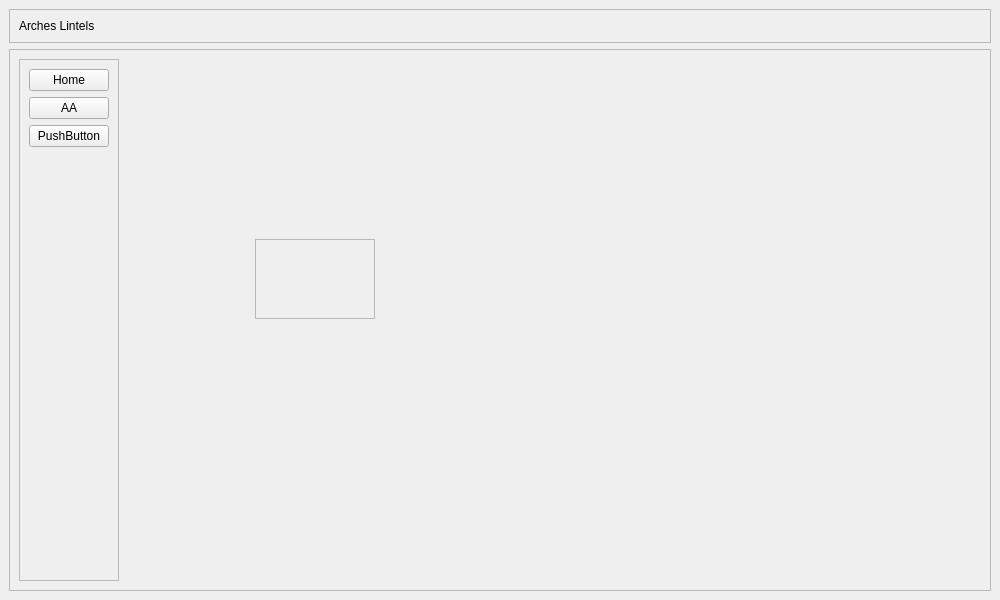
This is arches_lintels/ui/ui_mainwindow.ui in k-int/arches-lintels as Qt 5 draws it before an edit. The edited form follows.
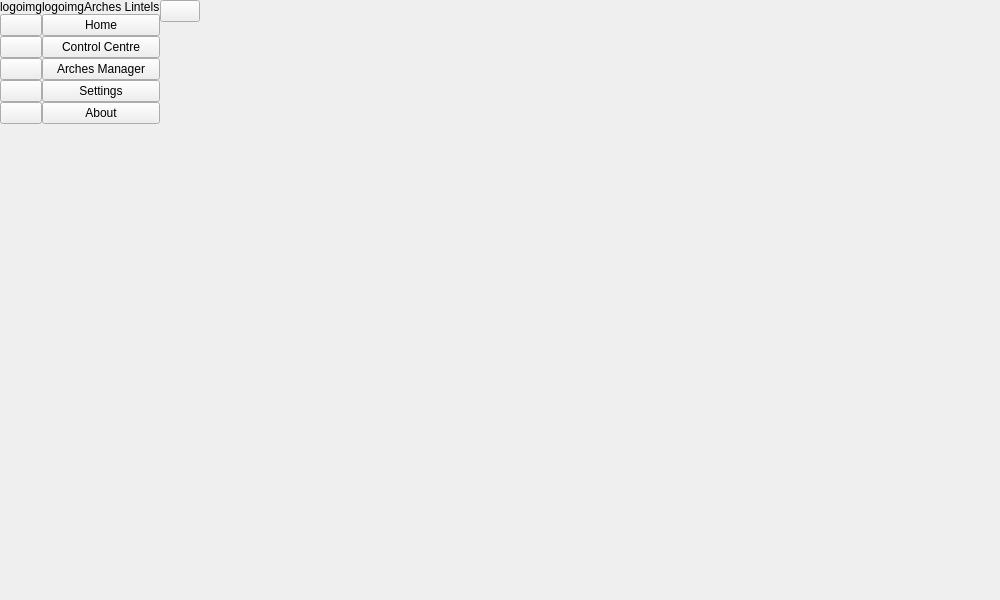
This is the edited form. Icons and pictures are not drawn.

The edit to the form file:
```diff
--- a/arches_lintels/ui/ui_mainwindow.ui
+++ b/arches_lintels/ui/ui_mainwindow.ui
@@ -17,74 +17,331 @@
    <string>Arches Lintels</string>
   </property>
   <widget class="QWidget" name="centralwidget">
-   <layout class="QVBoxLayout" name="verticalLayout_2">
-    <item>
-     <widget class="QFrame" name="mainHeader">
-      <property name="frameShape">
-       <enum>QFrame::Shape::StyledPanel</enum>
-      </property>
-      <property name="frameShadow">
-       <enum>QFrame::Shadow::Plain</enum>
-      </property>
-      <layout class="QHBoxLayout" name="horizontalLayout_2">
+   <layout class="QGridLayout" name="gridLayout">
+    <property name="leftMargin">
+     <number>0</number>
+    </property>
+    <property name="topMargin">
+     <number>0</number>
+    </property>
+    <property name="rightMargin">
+     <number>0</number>
+    </property>
+    <property name="bottomMargin">
+     <number>0</number>
+    </property>
+    <property name="spacing">
+     <number>0</number>
+    </property>
+    <item row="0" column="0">
+     <widget class="QWidget" name="iconOnlyMenu" native="true">
+      <layout class="QVBoxLayout" name="verticalLayout_3">
+       <property name="spacing">
+        <number>0</number>
+       </property>
+       <property name="leftMargin">
+        <number>0</number>
+       </property>
+       <property name="topMargin">
+        <number>0</number>
+       </property>
+       <property name="rightMargin">
+        <number>0</number>
+       </property>
+       <property name="bottomMargin">
+        <number>0</number>
+       </property>
        <item>
-        <widget class="QLabel" name="label">
-         <property name="text">
-          <string>Arches Lintels</string>
+        <layout class="QHBoxLayout" name="horizontalLayout_2">
+         <item>
+          <widget class="QLabel" name="logoIconOnly">
+           <property name="text">
+            <string>logoimg</string>
+           </property>
+           <property name="alignment">
+            <set>Qt::AlignmentFlag::AlignCenter</set>
+           </property>
+          </widget>
+         </item>
+        </layout>
+       </item>
+       <item>
+        <layout class="QVBoxLayout" name="verticalLayout">
+         <property name="spacing">
+          <number>0</number>
          </property>
-        </widget>
+         <item>
+          <widget class="QPushButton" name="homeButtonIconOnly">
+           <property name="text">
+            <string/>
+           </property>
+           <property name="icon">
+            <iconset resource="../resource.qrc">
+             <normaloff>:/img/img/icons/fa-archway-solid.svg</normaloff>:/img/img/icons/fa-archway-solid.svg</iconset>
+           </property>
+          </widget>
+         </item>
+         <item>
+          <widget class="QPushButton" name="controlCentreIconOnly">
+           <property name="text">
+            <string/>
+           </property>
+           <property name="icon">
+            <iconset resource="../resource.qrc">
+             <normaloff>:/img/img/icons/fa-bars-progress-solid.svg</normaloff>:/img/img/icons/fa-bars-progress-solid.svg</iconset>
+           </property>
+          </widget>
+         </item>
+         <item>
+          <widget class="QPushButton" name="archesCentreIconOnly">
+           <property name="text">
+            <string/>
+           </property>
+           <property name="icon">
+            <iconset resource="../resource.qrc">
+             <normaloff>:/img/img/Arches_icon_black.svg</normaloff>:/img/img/Arches_icon_black.svg</iconset>
+           </property>
+          </widget>
+         </item>
+         <item>
+          <widget class="QPushButton" name="settingsIconOnly">
+           <property name="text">
+            <string/>
+           </property>
+           <property name="icon">
+            <iconset resource="../resource.qrc">
+             <normaloff>:/img/img/icons/fa-gear-solid.svg</normaloff>:/img/img/icons/fa-gear-solid.svg</iconset>
+           </property>
+          </widget>
+         </item>
+         <item>
+          <widget class="QPushButton" name="aboutIconOnly">
+           <property name="text">
+            <string/>
+           </property>
+           <property name="icon">
+            <iconset resource="../resource.qrc">
+             <normaloff>:/img/img/icons/facircle-question-regular.svg</normaloff>:/img/img/icons/facircle-question-regular.svg</iconset>
+           </property>
+          </widget>
+         </item>
+        </layout>
        </item>
+       <item>
+        <spacer name="verticalSpacer">
+         <property name="orientation">
+          <enum>Qt::Orientation::Vertical</enum>
+         </property>
+         <property name="sizeHint" stdset="0">
+          <size>
+           <width>20</width>
+           <height>438</height>
+          </size>
+         </property>
+        </spacer>
+       </item>
       </layout>
      </widget>
     </item>
-    <item>
-     <widget class="QFrame" name="mainContent">
-      <property name="frameShape">
-       <enum>QFrame::Shape::StyledPanel</enum>
-      </property>
-      <property name="frameShadow">
-       <enum>QFrame::Shadow::Raised</enum>
-      </property>
-      <layout class="QHBoxLayout" name="horizontalLayout">
+    <item row="0" column="1">
+     <widget class="QWidget" name="fulMenu" native="true">
+      <layout class="QVBoxLayout" name="verticalLayout_4">
+       <property name="spacing">
+        <number>0</number>
+       </property>
+       <property name="leftMargin">
+        <number>0</number>
+       </property>
+       <property name="topMargin">
+        <number>0</number>
+       </property>
+       <property name="rightMargin">
+        <number>0</number>
+       </property>
+       <property name="bottomMargin">
+        <number>0</number>
+       </property>
        <item>
-        <widget class="QFrame" name="frame">
-         <property name="frameShape">
-          <enum>QFrame::Shape::StyledPanel</enum>
+        <layout class="QHBoxLayout" name="horizontalLayout">
+         <property name="spacing">
+          <number>0</number>
          </property>
-         <property name="frameShadow">
-          <enum>QFrame::Shadow::Raised</enum>
+         <item>
+          <widget class="QLabel" name="logoIconFull">
+           <property name="text">
+            <string>logoimg</string>
+           </property>
+          </widget>
+         </item>
+         <item>
+          <widget class="QLabel" name="logoTextFull">
+           <property name="text">
+            <string>Arches Lintels</string>
+           </property>
+          </widget>
+         </item>
+        </layout>
+       </item>
+       <item>
+        <layout class="QVBoxLayout" name="verticalLayout_2">
+         <property name="spacing">
+          <number>0</number>
          </property>
-         <layout class="QVBoxLayout" name="verticalLayout">
+         <item>
+          <widget class="QPushButton" name="homeFull">
+           <property name="text">
+            <string>Home</string>
+           </property>
+           <property name="icon">
+            <iconset resource="../resource.qrc">
+             <normaloff>:/img/img/icons/fa-archway-solid.svg</normaloff>:/img/img/icons/fa-archway-solid.svg</iconset>
+           </property>
+           <property name="iconSize">
+            <size>
+             <width>15</width>
+             <height>15</height>
+            </size>
+           </property>
+          </widget>
+         </item>
+         <item>
+          <widget class="QPushButton" name="controlCentreFull">
+           <property name="text">
+            <string>Control Centre</string>
+           </property>
+           <property name="icon">
+            <iconset resource="../resource.qrc">
+             <normaloff>:/img/img/icons/fa-bars-progress-solid.svg</normaloff>:/img/img/icons/fa-bars-progress-solid.svg</iconset>
+           </property>
+           <property name="iconSize">
+            <size>
+             <width>15</width>
+             <height>15</height>
+            </size>
+           </property>
+          </widget>
+         </item>
+         <item>
+          <widget class="QPushButton" name="archesCentreFull">
+           <property name="text">
+            <string>Arches Manager</string>
+           </property>
+           <property name="icon">
+            <iconset resource="../resource.qrc">
+             <normaloff>:/img/img/Arches_icon_black.svg</normaloff>:/img/img/Arches_icon_black.svg</iconset>
+           </property>
+           <property name="iconSize">
+            <size>
+             <width>15</width>
+             <height>15</height>
+            </size>
+           </property>
+          </widget>
+         </item>
+         <item>
+          <widget class="QPushButton" name="settingsFull">
+           <property name="text">
+            <string>Settings</string>
+           </property>
+           <property name="icon">
+            <iconset resource="../resource.qrc">
+             <normaloff>:/img/img/icons/fa-gear-solid.svg</normaloff>:/img/img/icons/fa-gear-solid.svg</iconset>
+           </property>
+           <property name="iconSize">
+            <size>
+             <width>15</width>
+             <height>15</height>
+            </size>
+           </property>
+          </widget>
+         </item>
+         <item>
+          <widget class="QPushButton" name="aboutFull">
+           <property name="text">
+            <string>About</string>
+           </property>
+           <property name="icon">
+            <iconset resource="../resource.qrc">
+             <normaloff>:/img/img/icons/facircle-question-regular.svg</normaloff>:/img/img/icons/facircle-question-regular.svg</iconset>
+           </property>
+           <property name="iconSize">
+            <size>
+             <width>15</width>
+             <height>15</height>
+            </size>
+           </property>
+          </widget>
+         </item>
+        </layout>
+       </item>
+       <item>
+        <spacer name="verticalSpacer_2">
+         <property name="orientation">
+          <enum>Qt::Orientation::Vertical</enum>
+         </property>
+         <property name="sizeHint" stdset="0">
+          <size>
+           <width>20</width>
+           <height>428</height>
+          </size>
+         </property>
+        </spacer>
+       </item>
+      </layout>
+     </widget>
+    </item>
+    <item row="0" column="2">
+     <widget class="QWidget" name="mainWindow" native="true">
+      <layout class="QVBoxLayout" name="verticalLayout_5">
+       <property name="spacing">
+        <number>0</number>
+       </property>
+       <property name="leftMargin">
+        <number>0</number>
+       </property>
+       <property name="topMargin">
+        <number>0</number>
+       </property>
+       <property name="rightMargin">
+        <number>0</number>
+       </property>
+       <property name="bottomMargin">
+        <number>0</number>
+       </property>
+       <item>
+        <widget class="QWidget" name="topPanel" native="true">
+         <layout class="QHBoxLayout" name="horizontalLayout_3">
+          <property name="spacing">
+           <number>0</number>
+          </property>
+          <property name="leftMargin">
+           <number>0</number>
+          </property>
+          <property name="topMargin">
+           <number>0</number>
+          </property>
+          <property name="rightMargin">
+           <number>0</number>
+          </property>
+          <property name="bottomMargin">
+           <number>0</number>
+          </property>
           <item>
-           <widget class="QPushButton" name="pushButton">
+           <widget class="QPushButton" name="menuButton">
             <property name="text">
-             <string>Home</string>
+             <string/>
             </property>
            </widget>
           </item>
           <item>
-           <widget class="QPushButton" name="pushButton_2">
-            <property name="text">
-             <string>AA</string>
-            </property>
-           </widget>
-          </item>
-          <item>
-           <widget class="QPushButton" name="pushButton_3">
-            <property name="text">
-             <string>PushButton</string>
-            </property>
-           </widget>
-          </item>
-          <item>
-           <spacer name="verticalSpacer">
+           <spacer name="horizontalSpacer_3">
             <property name="orientation">
-             <enum>Qt::Orientation::Vertical</enum>
+             <enum>Qt::Orientation::Horizontal</enum>
             </property>
             <property name="sizeHint" stdset="0">
              <size>
-              <width>20</width>
-              <height>40</height>
+              <width>737</width>
+              <height>20</height>
              </size>
             </property>
            </spacer>
@@ -97,24 +354,7 @@
          <property name="currentIndex">
           <number>0</number>
          </property>
-         <widget class="QWidget" name="page">
-          <widget class="QFrame" name="frame_2">
-           <property name="geometry">
-            <rect>
-             <x>130</x>
-             <y>180</y>
-             <width>120</width>
-             <height>80</height>
-            </rect>
-           </property>
-           <property name="frameShape">
-            <enum>QFrame::Shape::StyledPanel</enum>
-           </property>
-           <property name="frameShadow">
-            <enum>QFrame::Shadow::Raised</enum>
-           </property>
-          </widget>
-         </widget>
+         <widget class="QWidget" name="page"/>
          <widget class="QWidget" name="page_2"/>
         </widget>
        </item>
```
Left out of the diff: 4 changed lines with no effect on the pictures.
